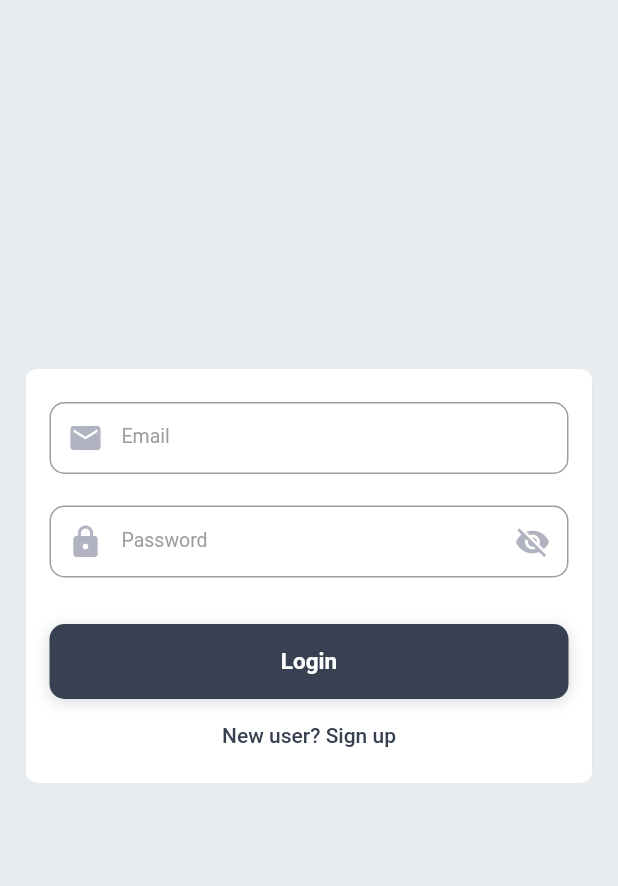
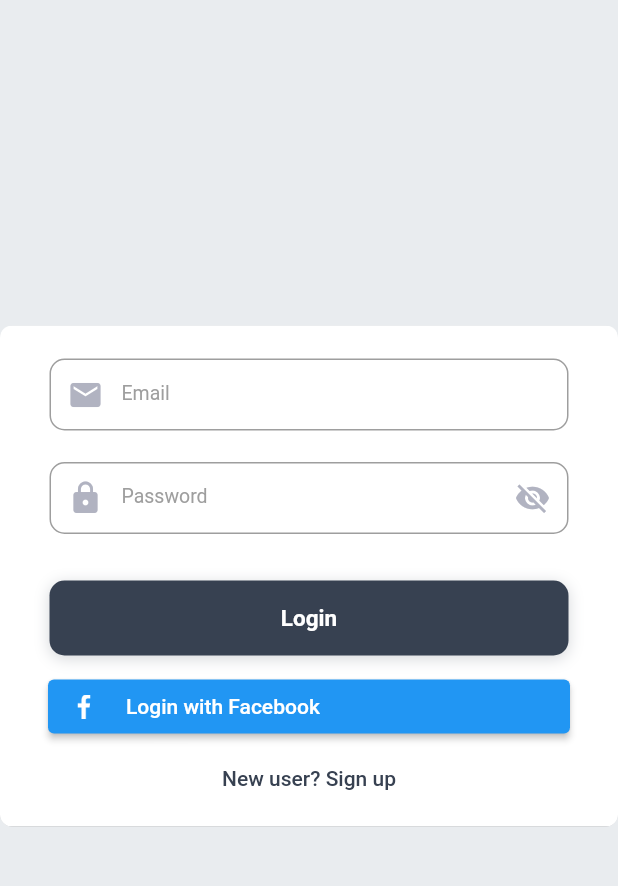
Before and after one commit to vahnmarty/ecitizen-app, a Flutter app: the screen it shows after launch, after a tap on "Login", on a phone screen of 412 x 824 dp, the part 84-970 px from its top. Run offline on Flutter 3.47's test engine with Material 2 defaults, Android fonts, the light colour scheme and no system bars; our stand-ins replace cached_network_image, flutter_html, fluttertoast, geocoding, geolocator, google_fonts and 4 more; missing offline and left inert: background_sms, flutter_facebook_auth, open_mail_app; network calls fail.

```diff
--- a/lib/api/api.dart
+++ b/lib/api/api.dart
@@ -11,6 +11,7 @@ class Apis{
   static const reportEmergency = "report/emergency";
   static const directory = "directory";
   static const hotlines = "hotlines";
+  static const hotlinesCategories= "hotlines/categories?type=json";
 
 
 }
--- a/lib/main.dart
+++ b/lib/main.dart
@@ -3,6 +3,7 @@ import 'package:citizen/screens/home_screen.dart';
 import 'package:citizen/screens/login_screen.dart';
 import 'package:flutter/material.dart';
 import 'package:provider/provider.dart';
+import 'package:pull_to_refresh/pull_to_refresh.dart';
 
 void main() {
   runApp(const MyApp());
@@ -17,6 +18,9 @@ class MyApp extends StatelessWidget {
     return MultiProvider(
       providers: [...providers],
       child: MaterialApp(
+        localizationsDelegates: const [
+          RefreshLocalizations.delegate,
+        ],
         debugShowCheckedModeBanner: false,
         title: 'Flutter Demo',
         theme: ThemeData(
--- a/lib/providers/location_provider.dart
+++ b/lib/providers/location_provider.dart
@@ -1,5 +1,5 @@
 import 'package:flutter/foundation.dart';
-import 'package:location/location.dart' as loc;
+import 'package:geolocator/geolocator.dart';
 import 'package:geocoding/geocoding.dart';
 
 class LocationProvider with ChangeNotifier {
@@ -7,15 +7,15 @@ class LocationProvider with ChangeNotifier {
   String lng = '';
   String address = '';
 
-
   getCurrentLocation() async {
-    var locationData = await gettingLoc();
+    var locationData = await gettingPosition();
+    //debugPrint('location data $locationData');
     if (locationData != null) {
       lat = locationData.latitude.toString();
       lng = locationData.longitude.toString();
       try {
         List<Placemark> placemarks = await placemarkFromCoordinates(
-            locationData.latitude!, locationData.longitude!);
+            locationData.latitude, locationData.longitude);
         if (placemarks.length > 0) {
           Placemark place = placemarks[0];
           //debugPrint('location: ${place.toString()}');
@@ -30,47 +30,27 @@ class LocationProvider with ChangeNotifier {
     notifyListeners();
   }
 
-  Future<loc.LocationData?> gettingLoc() async {
+  Future<Position?> gettingPosition() async {
     try {
-      loc.Location location = new loc.Location();
-
-      bool _serviceEnabled;
-      loc.PermissionStatus _permissionGranted;
-      loc.LocationData _locationData;
-      print("inlocation function");
-
-      _serviceEnabled = await location.serviceEnabled();
-      if (!_serviceEnabled) {
-        print("inlocation function2");
-        _serviceEnabled = await location.requestService();
-        if (!_serviceEnabled) {
-          debugPrint('Location not Enabled!');
+      bool serviceEnabled;
+      LocationPermission permission;
+      serviceEnabled = await Geolocator.isLocationServiceEnabled();
+      if (!serviceEnabled) {
+        return null;
+      }
+      permission = await Geolocator.checkPermission();
+      if (permission == LocationPermission.denied) {
+        permission = await Geolocator.requestPermission();
+        if (permission == LocationPermission.denied) {
           return null;
         }
       }
-
-      _permissionGranted = await location.hasPermission();
-      print("inlocation function3");
-      if (_permissionGranted == loc.PermissionStatus.denied) {
-        debugPrint('Permission Granted!');
-        _permissionGranted = await location.requestPermission();
-        if (_permissionGranted != loc.PermissionStatus.granted) {
-          debugPrint('Permission not granted!');
-          return null;
-        }
-      }
-      if (_permissionGranted == loc.PermissionStatus.denied) {
-        debugPrint('Permission Denied!');
+      if (permission == LocationPermission.deniedForever) {
         return null;
       }
-      print("inlocation function4");
-
-      _locationData = await location.getLocation();
-      print(_locationData);
-      print("inlocation function5");
-      return _locationData;
+      return await Geolocator.getCurrentPosition();
     } catch (e) {
-      print(e);
+      debugPrint('error while getting geolocation=> $e');
       return null;
     }
   }
--- a/lib/screens/home_screen.dart
+++ b/lib/screens/home_screen.dart
@@ -26,7 +26,7 @@ import 'package:flutter/cupertino.dart';
 import 'package:flutter/material.dart';
 import 'package:flutter/services.dart';
 import 'package:provider/provider.dart';
-
+import 'package:pull_to_refresh/pull_to_refresh.dart';
 import '../providers/news_provider.dart';
 import '../providers/services_provider.dart';
 import '../themes.dart';
@@ -44,6 +44,8 @@ class HomeScreen extends StatefulWidget {
 
 class _HomeScreenState extends State<HomeScreen> {
   final GlobalKey<ScaffoldState> _scaffoldKey = GlobalKey<ScaffoldState>();
+  RefreshController _refreshController =
+      RefreshController(initialRefresh: false);
 
   //var _dropDownSelectedValue = _dropDownItems.first;
   _dropDownCallBack(String? id) {
@@ -55,6 +57,18 @@ class _HomeScreenState extends State<HomeScreen> {
   }
 
   double gap = 6.0;
+
+  void _onRefresh() async {
+    await context.read<NewsProvider>().gettingNews(Apis.news);
+    await context.read<ServicesProvider>().getServices();
+    await context.read<AuthProvider>().checkUserSession();
+    _refreshController.refreshCompleted();
+  }
+
+  void _onLoading(context) async {
+    NewsProvider newsProvider = Provider.of<NewsProvider>(context);
+    if (!newsProvider.isGettingNews) _refreshController.loadComplete();
+  }
 
   @override
   void initState() {
@@ -71,6 +85,7 @@ class _HomeScreenState extends State<HomeScreen> {
 
   @override
   Widget build(BuildContext context) {
+    context.read<LocationProvider>().getCurrentLocation();
     return Scaffold(
       key: _scaffoldKey,
       backgroundColor: AppColors.mainBg,
@@ -111,7 +126,11 @@ class _HomeScreenState extends State<HomeScreen> {
       bottomNavigationBar: const _BottomNavigation(),
       floatingActionButtonLocation:
           FloatingActionButtonLocation.miniCenterDocked,
-      body: SingleChildScrollView(
+      body: SmartRefresher(
+        onRefresh: _onRefresh,
+        onLoading: (){_onLoading(context);},
+        controller: _refreshController,
+        child: SingleChildScrollView(
           child: Padding(
             padding: const EdgeInsets.all(12.0),
             child: Column(
@@ -216,7 +235,6 @@ class _HomeScreenState extends State<HomeScreen> {
                       Expanded(
                         child: ReportCard(
                           callback: () async {
-
                             bool connected = await internetConnectivity();
                             debugPrint('result: $connected');
                             if (!connected) {
@@ -287,6 +305,7 @@ class _HomeScreenState extends State<HomeScreen> {
                 ),
                 const NewsAndAnnouncementsWidget(),
               ],
+            ),
           ),
         ),
       ),
--- a/lib/screens/login_screen.dart
+++ b/lib/screens/login_screen.dart
@@ -53,7 +53,9 @@ class _LoginScreenState extends State<LoginScreen> {
             child: Padding(
               padding: const EdgeInsets.only(
                   top: 22.0, bottom: 8, left: 16, right: 16),
-              child: Column(
+              child:
+                  Consumer<AuthProvider>(builder: (context, provider, child) {
+                return Column(
                   mainAxisSize: MainAxisSize.min,
                   //crossAxisAlignment: CrossAxisAlignment.center,
                   mainAxisAlignment: MainAxisAlignment.center,
@@ -70,9 +72,7 @@ class _LoginScreenState extends State<LoginScreen> {
                       controller: _passwordController,
                     ),
                     const SizedBox(height: 10),
-                  Consumer<AuthProvider>(
-                    builder: (context, provider, child) {
-                      return provider.isLoading
+                    provider.isLoading
                         ? const Center(
                             child: CircularProgressIndicator(
                               color: AppColors.mainColor,
@@ -87,18 +87,45 @@ class _LoginScreenState extends State<LoginScreen> {
                               }
                               FocusScope.of(context).unfocus();
                               var data = {
-                                  "email": _emailController.text.toString().trim(),
-                                  "password":
-                                      _passwordController.text.toString()
+                                "email":
+                                    _emailController.text.toString().trim(),
+                                "password": _passwordController.text.toString()
                               };
                               final response = await provider.login(data);
                               if (response != null && response != false) {
                                 replaceScreen(context, HomeScreen());
                               }
                             },
-                              title: 'Login');
+                            title: 'Login'),
+                    const SizedBox(height: 10),
+                    !provider.isLoading? Padding(
+                      padding: const EdgeInsets.symmetric(horizontal: 16.0),
+                      child: ElevatedButton(
+                          style: ElevatedButton.styleFrom(
+                              backgroundColor: Colors.blue),
+                          onPressed: () async{
+                            final result =await provider.loginWithFacebook();
+                            if(result){
+                              replaceScreen(context, HomeScreen());
+                            }
                           },
+                          child: Row(
+                            children: const [
+                              Image(
+                                image: AssetImage('assets/icons/facebook.png'),
+                                height: 16,
+                                color: Colors.white,
                               ),
+                              SizedBox(
+                                width: 20,
+                              ),
+                              Text(
+                                'Login with Facebook',
+                                style: TextStyle(color: Colors.white),
+                              ),
+                            ],
+                          )),
+                    ):SizedBox(),
                     TextButton(
                       onPressed: () {
                         nextScreen(context, const SignupScreen());
@@ -109,7 +136,8 @@ class _LoginScreenState extends State<LoginScreen> {
                       ),
                     ),
                   ],
-              ),
+                );
+              }),
             ),
           ),
         ),
--- a/lib/screens/report_emergency_screen.dart
+++ b/lib/screens/report_emergency_screen.dart
@@ -194,10 +194,11 @@ class ReportEmergencyScreen extends StatelessWidget {
                       : RaisedBtn(
                           title: 'Submit Report',
                           callback: () async {
+
                             bool connected = await internetConnectivity();
                             if (!connected) {
                               sendSms(
-                                  'sms:+639171073440?body=Type:${_selectedIndex + 1}, Address: ${_locationController.text}, Latitude: ${locProvider.lat}, Latitude: ${locProvider.lat}, Description: ${_descriptionController.text}');
+                                  'EmergencyType:${_selectedIndex + 1}, Address: ${_locationController.text}, Latitude: ${locProvider.lat}, Latitude: ${locProvider.lat}, Description: ${_descriptionController.text}');
                               //replaceScreen(context, HomeScreen());
                               return;
                             }
--- a/lib/tab_bar_widgets/procedures_tab_bar.dart
+++ b/lib/tab_bar_widgets/procedures_tab_bar.dart
@@ -4,14 +4,14 @@ import 'package:provider/provider.dart';
 
 import '../constants/constancts.dart';
 import '../providers/services_provider.dart';
+import '../themes.dart';
 class ProceduresTabBar extends StatelessWidget {
   const ProceduresTabBar({Key? key}) : super(key: key);
 
   @override
   Widget build(BuildContext context) {
     return Consumer<ServicesProvider>(builder: (context, provider, child) {
-      return Expanded(
-          child: ListView.builder(
+      return  provider.isLoading?const Center(child: CircularProgressIndicator(color: AppColors.mainColor,),):ListView.builder(
           itemCount: provider.businessServiceModel.procedures!.length,
           itemBuilder: (context, index) {
             return Padding(
@@ -27,7 +27,7 @@ class ProceduresTabBar extends StatelessWidget {
                 ],
               ),
             );
-              }));
+          });
     });
   }
 }
--- a/lib/widgets/home_screen_drop_down.dart
+++ b/lib/widgets/home_screen_drop_down.dart
@@ -60,7 +60,6 @@ class _HomeScreenDropDownState extends State<HomeScreenDropDown> {
           onChanged: (String? val) {
             _isSelected = true;
             _selectedValue = val!;
-
             widget.callback(widget.list.firstWhere((element) => element.name==val).id.toString());
             setState(() {});
           }),
```
Also changed, not shown: lib/constants/constancts.dart (+32 -19 lines), lib/models/hotline_categories_model.dart (+9 -31 lines), lib/providers/auth_provider.dart (+49 -13 lines), lib/providers/hotlines_provider.dart (+33 -2 lines), lib/screens/emergency_hotlines_screen.dart (+54 -46 lines), lib/screens/news_announcements_screen.dart (+8 -2 lines), lib/screens/news_detail_screen.dart (+6 -2 lines), lib/screens/service_screen.dart (+4 -14 lines), lib/tab_bar_widgets/application_form_tab_bar.dart (+9 -2 lines), lib/tab_bar_widgets/requirements_tab_bar.dart (+13 -7 lines), lib/widgets/news_item_list.dart (+9 -2 lines), pubspec.yaml (+3 -4 lines), pubspec.lock, 3 other files. Lines whose indentation alone changed are shown as unchanged.
